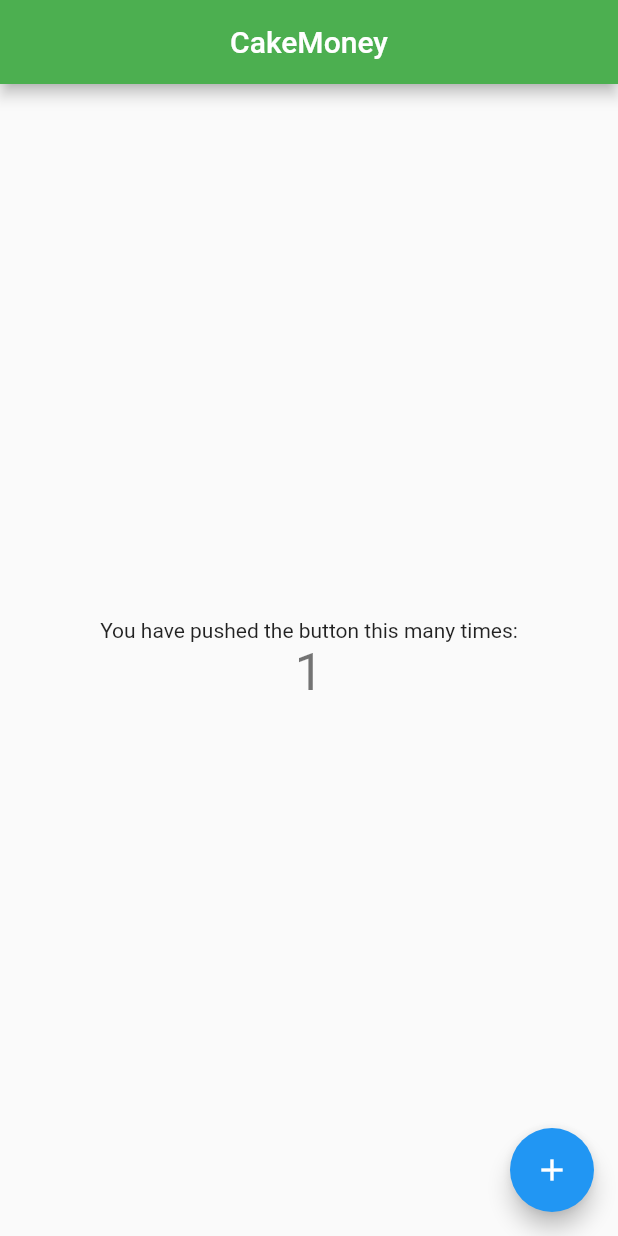
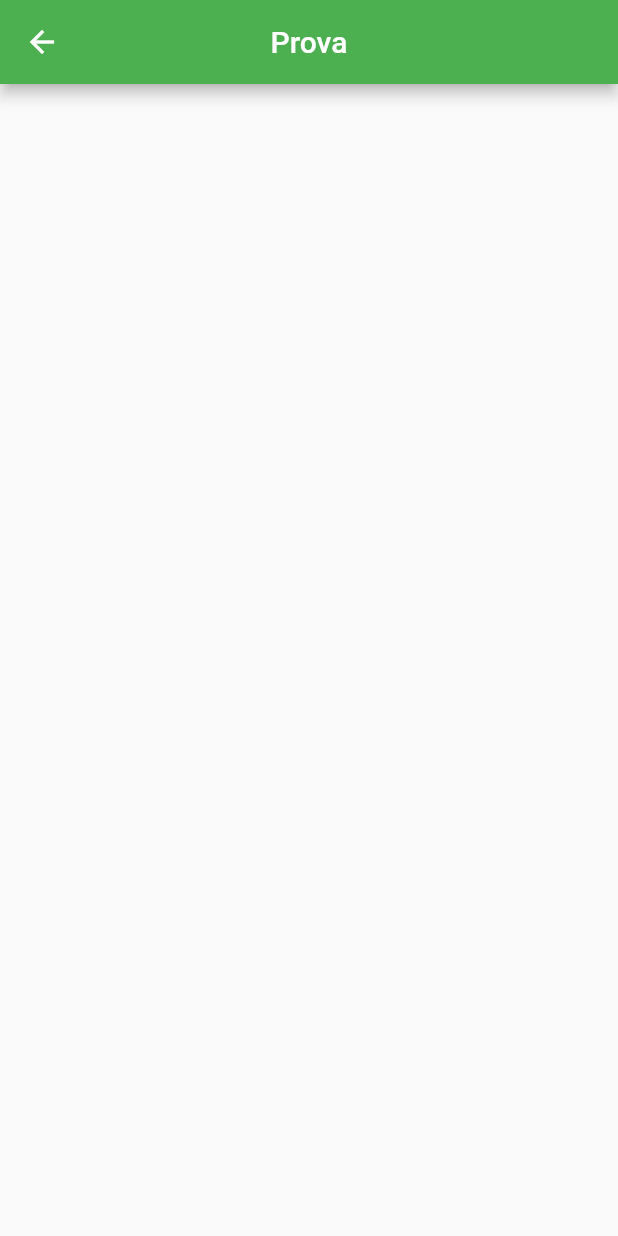
Before and after one commit to AurelMalaj/CakeMoney, a Flutter app: the screen it shows after launch, after a tap on the "add" icon, on a phone screen of 412 x 824 dp. Run offline on Flutter 3.47's test engine with Material 2 defaults, Android fonts, the phone set to English and light mode, and no system bars.

Commit message:
route su pulasante home verso Entrance

```diff
--- a/lib/screens/entrance.dart
+++ b/lib/screens/entrance.dart
@@ -0,0 +1,23 @@
+import 'package:flutter/material.dart';
+
+class Entrance extends StatelessWidget {
+  const Entrance({Key? key, required this.title}) : super(key: key);
+
+  final String title;
+  @override
+  Widget build(BuildContext context) {
+    return Scaffold(
+        appBar: AppBar(
+          title: Text(title),
+          centerTitle: true,
+          backgroundColor: Colors.green,
+        ),
+        body: Center(
+          child: Center(
+              child: Column(
+            mainAxisAlignment: MainAxisAlignment.center,
+            children: [],
+          )),
+        ));
+  }
+}
--- a/lib/screens/home.dart
+++ b/lib/screens/home.dart
@@ -1,3 +1,4 @@
+import 'package:cakemoney/screens/entrance.dart';
 import 'package:flutter/material.dart';
 
 class MyHomePage extends StatefulWidget {
@@ -70,7 +71,15 @@ class _MyHomePageState extends State<MyHomePage> {
         ),
       ),
       floatingActionButton: FloatingActionButton(
-        onPressed: _incrementCounter,
+        onPressed: (() {
+          Navigator.push(
+            context,
+            MaterialPageRoute(
+                builder: (context) => const Entrance(
+                      title: "Prova",
+                    )),
+          );
+        }),
         tooltip: 'Increment',
         child: const Icon(Icons.add),
       ), // This trailing comma makes auto-formatting nicer for build methods.
```
